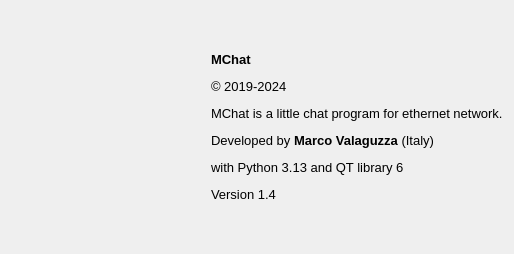
Before: the Qt Designer form source/qtdesigner/program_info_ui.ui in MValaguz/Echo, drawn with Qt 5.
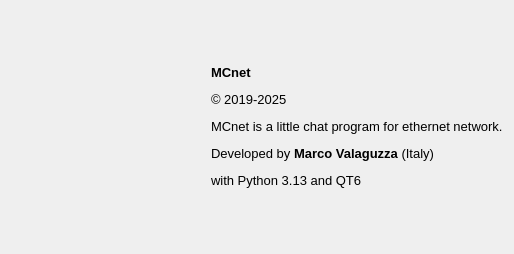
After: the same form once the commit is applied. Icons and pictures are not drawn.

Patch:
```diff
--- a/source/qtdesigner/program_info_ui.ui
+++ b/source/qtdesigner/program_info_ui.ui
@@ -30,7 +30,7 @@
      <item row="0" column="1">
       <widget class="QLabel" name="label_2">
        <property name="text">
-        <string>&lt;html&gt;&lt;head/&gt;&lt;body&gt;&lt;p&gt;&lt;span style=&quot; font-size:10pt; font-weight:600;&quot;&gt;MChat&lt;/span&gt;&lt;/p&gt;&lt;p&gt;&lt;span style=&quot; font-size:10pt;&quot;&gt;© 2019-2024&lt;/span&gt;&lt;/p&gt;&lt;p&gt;&lt;span style=&quot; font-size:10pt;&quot;&gt;MChat is a little chat program for ethernet network.&lt;/span&gt;&lt;/p&gt;&lt;p&gt;&lt;span style=&quot; font-size:10pt;&quot;&gt;Developed by &lt;/span&gt;&lt;span style=&quot; font-size:10pt; font-weight:600;&quot;&gt;Marco Valaguzza&lt;/span&gt;&lt;span style=&quot; font-size:10pt;&quot;&gt; (Italy) &lt;/span&gt;&lt;/p&gt;&lt;p&gt;&lt;span style=&quot; font-size:10pt;&quot;&gt;with Python 3.13 and QT library 6&lt;/span&gt;&lt;/p&gt;&lt;p&gt;&lt;span style=&quot; font-size:10pt;&quot;&gt;Version 1.4&lt;/span&gt;&lt;/p&gt;&lt;/body&gt;&lt;/html&gt;</string>
+        <string>&lt;html&gt;&lt;head/&gt;&lt;body&gt;&lt;p&gt;&lt;span style=&quot; font-size:10pt; font-weight:600;&quot;&gt;MCnet&lt;/span&gt;&lt;/p&gt;&lt;p&gt;&lt;span style=&quot; font-size:10pt;&quot;&gt;© 2019-2025&lt;/span&gt;&lt;/p&gt;&lt;p&gt;&lt;span style=&quot; font-size:10pt;&quot;&gt;MCnet is a little chat program for ethernet network.&lt;/span&gt;&lt;/p&gt;&lt;p&gt;&lt;span style=&quot; font-size:10pt;&quot;&gt;Developed by &lt;/span&gt;&lt;span style=&quot; font-size:10pt; font-weight:600;&quot;&gt;Marco Valaguzza&lt;/span&gt;&lt;span style=&quot; font-size:10pt;&quot;&gt; (Italy) &lt;/span&gt;&lt;/p&gt;&lt;p&gt;&lt;span style=&quot; font-size:10pt;&quot;&gt;with Python 3.13 and QT6&lt;/span&gt;&lt;/p&gt;&lt;/body&gt;&lt;/html&gt;</string>
        </property>
        <property name="alignment">
         <set>Qt::AlignLeading|Qt::AlignLeft|Qt::AlignVCenter</set>
```
Left out of the diff: 2 changed lines with no effect on the pictures.
